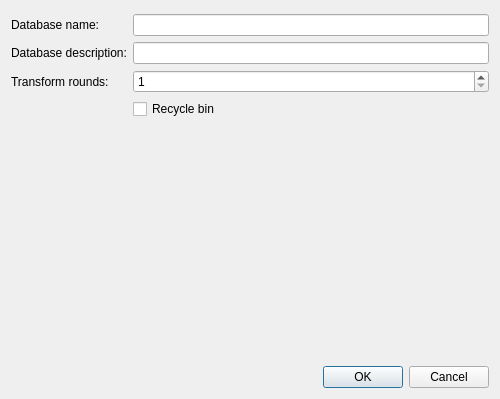
This is src/gui/DatabaseSettingsWidget.ui in danilovsergei/keepassx-gdrive as Qt 5 draws it before an edit. The edited form follows.
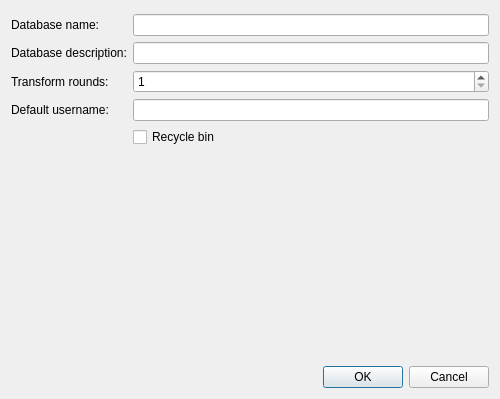
This is the edited form.

Commit message: Implement default username.

Diff of the .ui file:
```diff
--- a/src/gui/DatabaseSettingsWidget.ui
+++ b/src/gui/DatabaseSettingsWidget.ui
@@ -75,13 +75,27 @@
        </property>
       </widget>
      </item>
-     <item row="4" column="1">
+     <item row="5" column="1">
       <widget class="QCheckBox" name="recycleBinEnabledCheckBox">
        <property name="text">
         <string>Recycle bin</string>
        </property>
       </widget>
      </item>
+     <item row="4" column="1">
+      <widget class="QLineEdit" name="defaultUsernameEdit">
+       <property name="enabled">
+        <bool>true</bool>
+       </property>
+      </widget>
+     </item>
+     <item row="4" column="0">
+      <widget class="QLabel" name="defaultUsernameLabel">
+       <property name="text">
+        <string>Default username:</string>
+       </property>
+      </widget>
+     </item>
     </layout>
    </item>
    <item>
```
Left out of the diff: 8 changed lines with no effect on the pictures. The commit also changes 3 other files.
